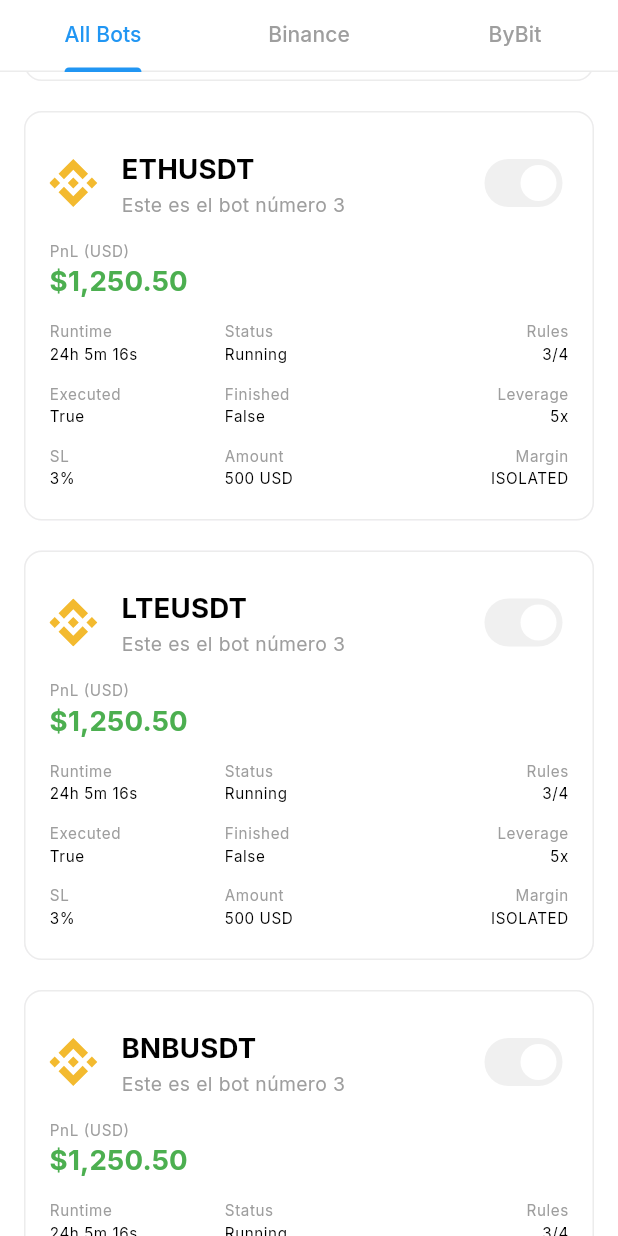
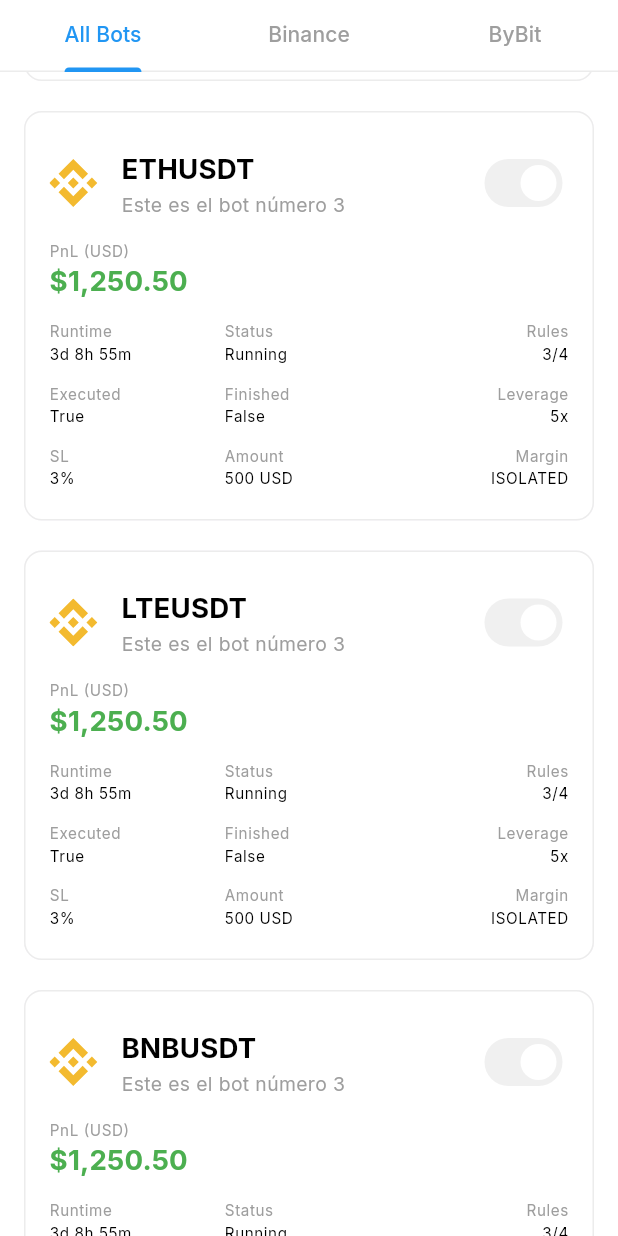
Before and after one commit to rey-sudo/blacker, a Flutter app: the BotsPage screen opened directly, scrolled down 576 dp, on a phone screen of 412 x 824 dp. Run offline on Flutter 3.47's test engine with Material 3 defaults, Android fonts, the phone set to English and light mode, and no system bars; our stand-ins replace flutter_screenutil, flutter_svg, get.

Commit message:
Update bots_page.dart

```diff
--- a/mobile/lib/pages/bots_page.dart
+++ b/mobile/lib/pages/bots_page.dart
@@ -82,7 +82,7 @@ class BotsPage extends StatelessWidget {
 
   Widget _buildBotList(List bots, BotsController controller) {
     final actions = [
-      {"title": "Runtime", "subtitle": "24h 5m 16s"},
+      {"title": "Runtime", "subtitle": "3d 8h 55m"},
       {"title": "Status", "subtitle": "Running"},
       {"title": "Rules", "subtitle": "3/4"},
       {"title": "Executed", "subtitle": "True"},
```
